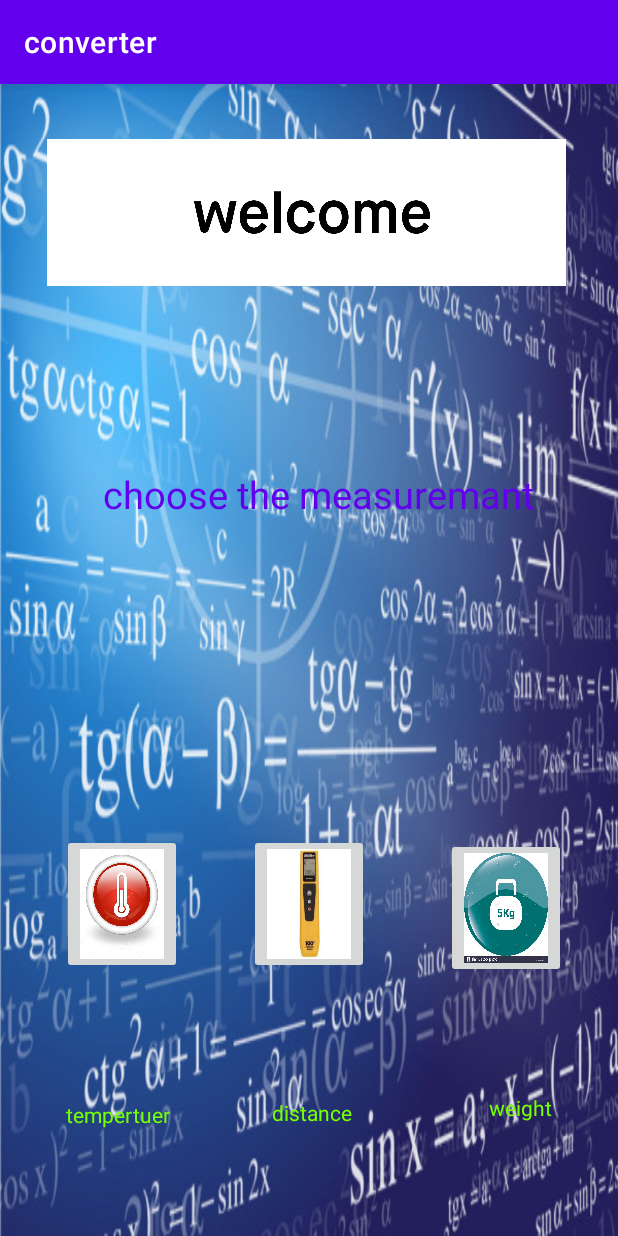
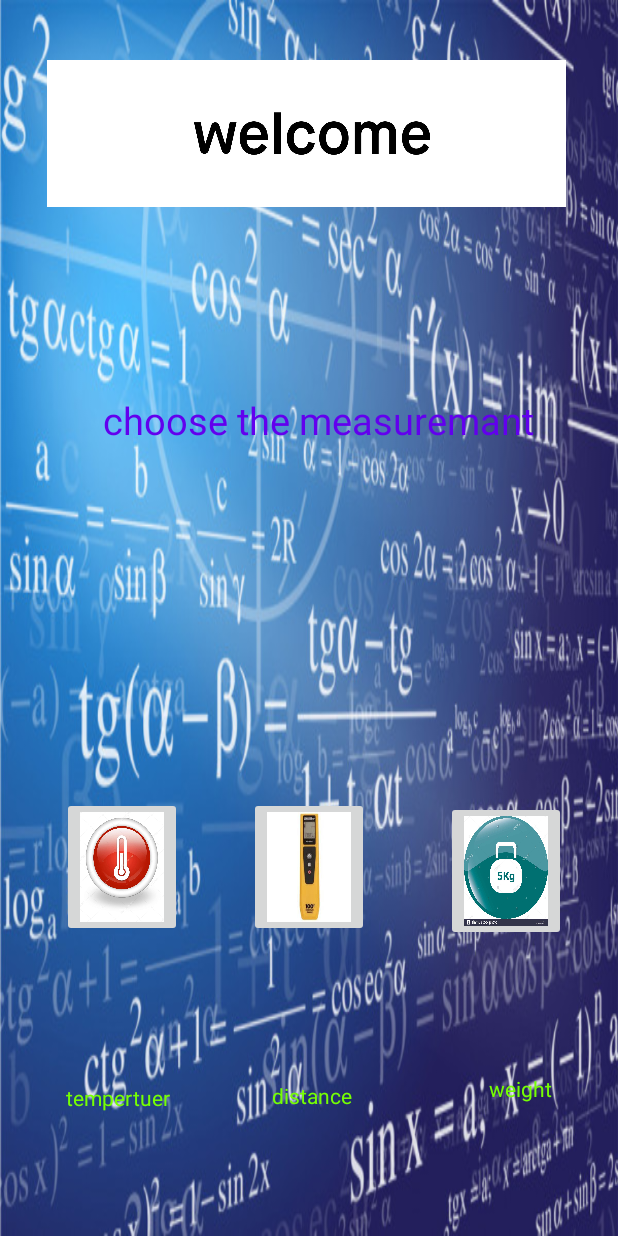
Before and after one commit to alicheaibx/converter, an Android app: the screen it shows after launch (MainActivity), on a phone screen of 412 x 824 dp. Run offline under Robolectric (Android 15) with nearby library versions, the phone set to English and light mode, and no system bars.

Commit message:
somthing wrong

```diff
--- a/app/src/main/res/values/themes.xml
+++ b/app/src/main/res/values/themes.xml
@@ -1,6 +1,6 @@
 <resources xmlns:tools="http://schemas.android.com/tools">
     <!-- Base application theme. -->
-    <style name="Theme.Converter" parent="Theme.MaterialComponents.DayNight.DarkActionBar">
+    <style name="Theme.Converter" parent="Theme.MaterialComponents.DayNight.NoActionBar">
         <!-- Primary brand color. -->
         <item name="colorPrimary">@color/purple_500</item>
         <item name="colorPrimaryVariant">@color/purple_700</item>
@@ -11,6 +11,7 @@
         <item name="colorOnSecondary">@color/black</item>
         <!-- Status bar color. -->
         <item name="android:statusBarColor" tools:targetApi="l">?attr/colorPrimaryVariant</item>
+        <item name="android:windowFullscreen">true</item>
         <!-- Customize your theme here. -->
     </style>
 </resources>
```
